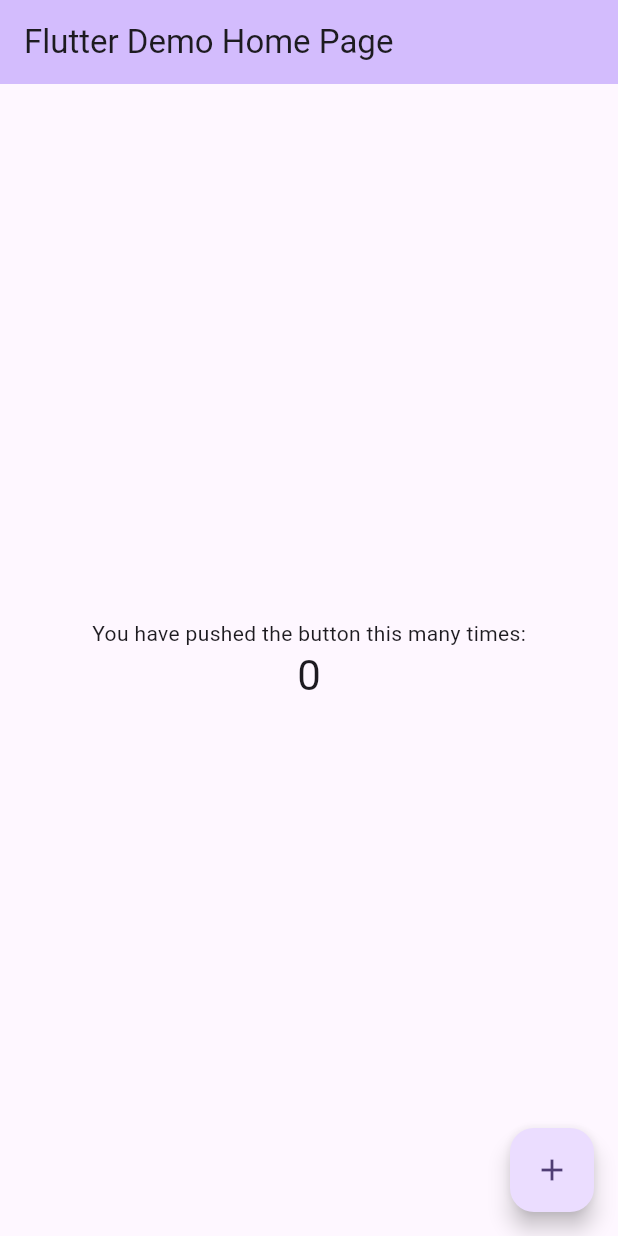
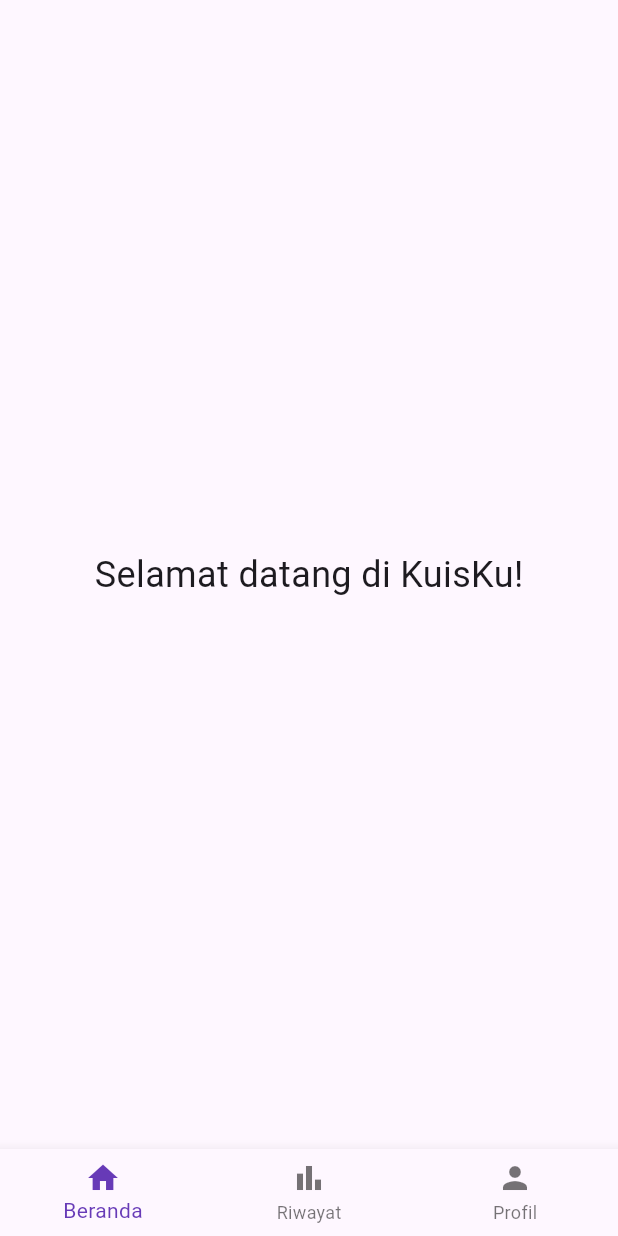
Before and after one commit to akillll22/quizz, a Flutter app: the screen it shows after launch, on a phone screen of 412 x 824 dp. Run offline on Flutter 3.47's test engine with Material 3 defaults, Android fonts, the phone set to English and light mode, and no system bars.

Commit message:
Part 1: Setup project KuisKu + bottom navigation

```diff
--- a/lib/main.dart
+++ b/lib/main.dart
@@ -1,122 +1,61 @@
 import 'package:flutter/material.dart';
+import 'screens/home_page.dart';
+import 'screens/history_page.dart';
+import 'screens/profile_page.dart';
 
 void main() {
-  runApp(const MyApp());
+  runApp(const KuisKuApp());
 }
 
-class MyApp extends StatelessWidget {
-  const MyApp({super.key});
+class KuisKuApp extends StatelessWidget {
+  const KuisKuApp({super.key});
 
-  // This widget is the root of your application.
   @override
   Widget build(BuildContext context) {
     return MaterialApp(
-      title: 'Flutter Demo',
-      theme: ThemeData(
-        // This is the theme of your application.
-        //
-        // TRY THIS: Try running your application with "flutter run". You'll see
-        // the application has a purple toolbar. Then, without quitting the app,
-        // try changing the seedColor in the colorScheme below to Colors.green
-        // and then invoke "hot reload" (save your changes or press the "hot
-        // reload" button in a Flutter-supported IDE, or press "r" if you used
-        // the command line to start the app).
-        //
-        // Notice that the counter didn't reset back to zero; the application
-        // state is not lost during the reload. To reset the state, use hot
-        // restart instead.
-        //
-        // This works for code too, not just values: Most code changes can be
-        // tested with just a hot reload.
-        colorScheme: ColorScheme.fromSeed(seedColor: Colors.deepPurple),
-      ),
-      home: const MyHomePage(title: 'Flutter Demo Home Page'),
+      title: 'KuisKu',
+      debugShowCheckedModeBanner: false,
+      theme: ThemeData(primarySwatch: Colors.deepPurple, useMaterial3: true),
+      home: const MainPage(),
     );
   }
 }
 
-class MyHomePage extends StatefulWidget {
-  const MyHomePage({super.key, required this.title});
-
-  // This widget is the home page of your application. It is stateful, meaning
-  // that it has a State object (defined below) that contains fields that affect
-  // how it looks.
-
-  // This class is the configuration for the state. It holds the values (in this
-  // case the title) provided by the parent (in this case the App widget) and
-  // used by the build method of the State. Fields in a Widget subclass are
-  // always marked "final".
-
-  final String title;
+class MainPage extends StatefulWidget {
+  const MainPage({super.key});
 
   @override
-  State<MyHomePage> createState() => _MyHomePageState();
+  State<MainPage> createState() => _MainPageState();
 }
 
-class _MyHomePageState extends State<MyHomePage> {
-  int _counter = 0;
+class _MainPageState extends State<MainPage> {
+  int _selectedIndex = 0;
 
-  void _incrementCounter() {
+  final List<Widget> _pages = const [HomePage(), HistoryPage(), ProfilePage()];
+
+  void _onItemTapped(int index) {
     setState(() {
-      // This call to setState tells the Flutter framework that something has
-      // changed in this State, which causes it to rerun the build method below
-      // so that the display can reflect the updated values. If we changed
-      // _counter without calling setState(), then the build method would not be
-      // called again, and so nothing would appear to happen.
-      _counter++;
+      _selectedIndex = index;
     });
   }
 
   @override
   Widget build(BuildContext context) {
-    // This method is rerun every time setState is called, for instance as done
-    // by the _incrementCounter method above.
-    //
-    // The Flutter framework has been optimized to make rerunning build methods
-    // fast, so that you can just rebuild anything that needs updating rather
-    // than having to individually change instances of widgets.
     return Scaffold(
-      appBar: AppBar(
-        // TRY THIS: Try changing the color here to a specific color (to
-        // Colors.amber, perhaps?) and trigger a hot reload to see the AppBar
-        // change color while the other colors stay the same.
-        backgroundColor: Theme.of(context).colorScheme.inversePrimary,
-        // Here we take the value from the MyHomePage object that was created by
-        // the App.build method, and use it to set our appbar title.
-        title: Text(widget.title),
+      body: _pages[_selectedIndex],
+      bottomNavigationBar: BottomNavigationBar(
+        currentIndex: _selectedIndex,
+        onTap: _onItemTapped,
+        selectedItemColor: Colors.deepPurple,
+        items: const [
+          BottomNavigationBarItem(icon: Icon(Icons.home), label: 'Beranda'),
+          BottomNavigationBarItem(
+            icon: Icon(Icons.bar_chart),
+            label: 'Riwayat',
+          ),
+          BottomNavigationBarItem(icon: Icon(Icons.person), label: 'Profil'),
+        ],
       ),
-      body: Center(
-        // Center is a layout widget. It takes a single child and positions it
-        // in the middle of the parent.
-        child: Column(
-          // Column is also a layout widget. It takes a list of children and
-          // arranges them vertically. By default, it sizes itself to fit its
-          // children horizontally, and tries to be as tall as its parent.
-          //
-          // Column has various properties to control how it sizes itself and
-          // how it positions its children. Here we use mainAxisAlignment to
-          // center the children vertically; the main axis here is the vertical
-          // axis because Columns are vertical (the cross axis would be
-          // horizontal).
-          //
-          // TRY THIS: Invoke "debug painting" (choose the "Toggle Debug Paint"
-          // action in the IDE, or press "p" in the console), to see the
-          // wireframe for each widget.
-          mainAxisAlignment: MainAxisAlignment.center,
-          children: <Widget>[
-            const Text('You have pushed the button this many times:'),
-            Text(
-              '$_counter',
-              style: Theme.of(context).textTheme.headlineMedium,
-            ),
-          ],
-        ),
-      ),
-      floatingActionButton: FloatingActionButton(
-        onPressed: _incrementCounter,
-        tooltip: 'Increment',
-        child: const Icon(Icons.add),
-      ), // This trailing comma makes auto-formatting nicer for build methods.
     );
   }
 }
--- /dev/null
+++ b/lib/screens/home_page.dart
@@ -0,0 +1,12 @@
+import 'package:flutter/material.dart';
+
+class HomePage extends StatelessWidget {
+  const HomePage({super.key});
+
+  @override
+  Widget build(BuildContext context) {
+    return const Center(
+      child: Text('Selamat datang di KuisKu!', style: TextStyle(fontSize: 24)),
+    );
+  }
+}
```
Also changed, not shown: lib/screens/history_page.dart (added, +15 -0 lines), lib/screens/profile_page.dart (added, +12 -0 lines), pubspec.yaml (+19 -69 lines), pubspec.lock, 1 other file.
